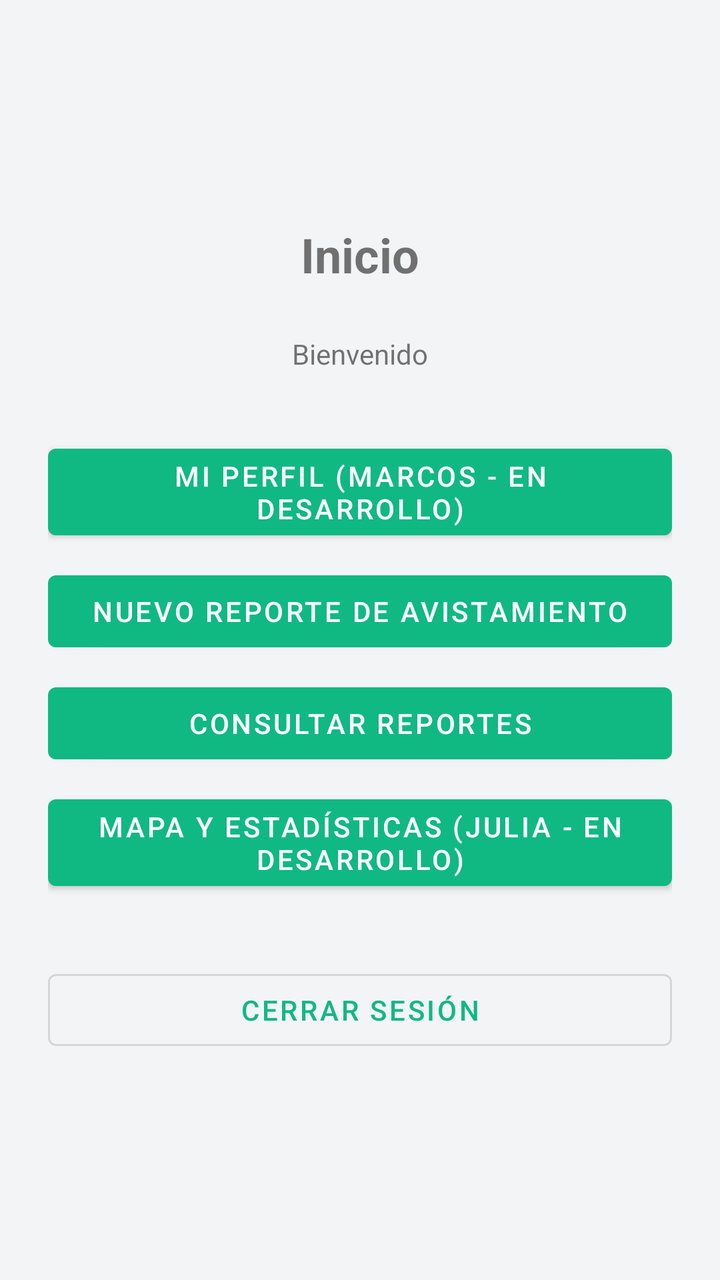
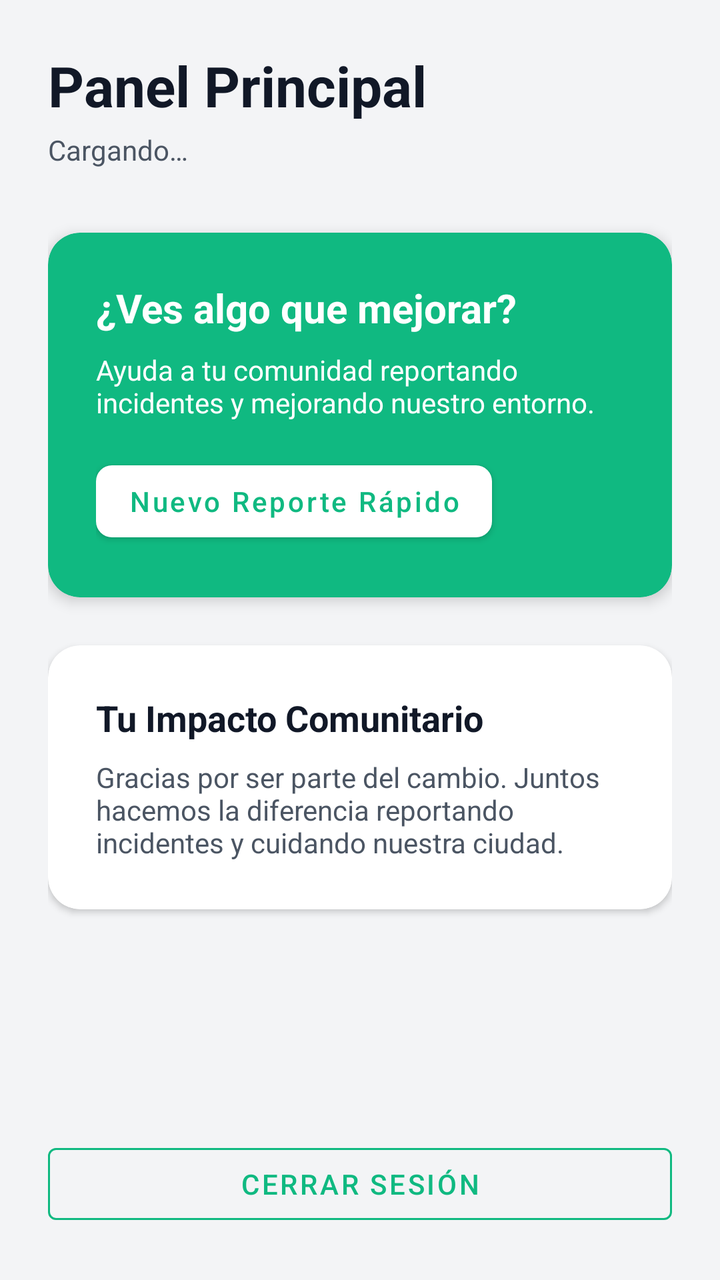

Compare the two renders of this Android layout. The source of the first and the diff that turns it into the second are given below.
<!-- AndroidManifest.xml: application theme Theme.HelpMe -->
<!-- res/layout/fragment_home.xml -->
<?xml version="1.0" encoding="utf-8"?>
<LinearLayout xmlns:android="http://schemas.android.com/apk/res/android"
    android:layout_width="match_parent"
    android:layout_height="match_parent"
    android:orientation="vertical"
    android:padding="24dp"
    android:gravity="center">

    <TextView
        android:layout_width="wrap_content"
        android:layout_height="wrap_content"
        android:text="@string/home_title"
        android:textSize="24sp"
        android:textStyle="bold"
        android:layout_marginBottom="24dp"/>

    <TextView
        android:id="@+id/tvWelcome"
        android:layout_width="wrap_content"
        android:layout_height="wrap_content"
        android:text="@string/welcome"
        android:layout_marginBottom="32dp"/>

    <Button
        android:id="@+id/btnProfile"
        android:layout_width="match_parent"
        android:layout_height="wrap_content"
        android:text="@string/profile_button"
        android:layout_marginBottom="8dp"/>

    <Button
        android:id="@+id/btnNewReport"
        android:layout_width="match_parent"
        android:layout_height="wrap_content"
        android:text="@string/new_report_button"
        android:layout_marginBottom="8dp"/>

    <Button
        android:id="@+id/btnListReports"
        android:layout_width="match_parent"
        android:layout_height="wrap_content"
        android:text="@string/list_reports_button"
        android:layout_marginBottom="8dp"/>

    <Button
        android:id="@+id/btnMapStats"
        android:layout_width="match_parent"
        android:layout_height="wrap_content"
        android:text="@string/map_stats_button"
        android:layout_marginBottom="32dp"/>

    <Button
        android:id="@+id/btnLogout"
        style="@style/Widget.MaterialComponents.Button.OutlinedButton"
        android:layout_width="match_parent"
        android:layout_height="wrap_content"
        android:text="@string/logout_button" />

</LinearLayout>
<!-- resources referenced by this layout -->
<resources>
  <string name="home_title">Inicio</string>
  <string name="list_reports_button">Consultar reportes</string>
  <string name="logout_button">Cerrar sesión</string>
  <string name="map_stats_button">Mapa y estadísticas (Julia - En desarrollo)</string>
  <string name="new_report_button">Nuevo reporte de avistamiento</string>
  <string name="profile_button">Mi perfil (Marcos - En desarrollo)</string>
  <string name="welcome">Bienvenido</string>
  <style name="Theme.HelpMe" parent="Base.Theme.HelpMe" />
  <style name="Base.Theme.HelpMe" parent="Theme.MaterialComponents.Light.NoActionBar">
          <item name="colorPrimary">@color/helpme_green</item>
          <item name="colorPrimaryVariant">@color/helpme_green_dark</item>
          <item name="colorOnPrimary">@color/white</item>
          <item name="android:windowBackground">@color/helpme_background</item>
          
          <item name="android:textColorPrimary">@color/helpme_text_primary</item>
          <item name="android:textColorSecondary">@color/helpme_text_secondary</item>
      </style>
  <color name="helpme_green">#10B981</color>
  <color name="helpme_green_dark">#059669</color>
  <color name="white">#FFFFFFFF</color>
  <color name="helpme_background">#F3F4F6</color>
  <color name="helpme_text_primary">#111827</color>
  <color name="helpme_text_secondary">#4B5563</color>
</resources>

<!-- the commit's change to res/layout/fragment_home.xml (unified diff, before → after) -->
@@ -1,59 +1,135 @@
 <?xml version="1.0" encoding="utf-8"?>
-<LinearLayout xmlns:android="http://schemas.android.com/apk/res/android"
+<ScrollView xmlns:android="http://schemas.android.com/apk/res/android"
+    xmlns:app="http://schemas.android.com/apk/res-auto"
     android:layout_width="match_parent"
     android:layout_height="match_parent"
-    android:orientation="vertical"
-    android:padding="24dp"
-    android:gravity="center">
+    android:background="@color/helpme_background"
+    android:fillViewport="true">
 
-    <TextView
-        android:layout_width="wrap_content"
-        android:layout_height="wrap_content"
-        android:text="@string/home_title"
-        android:textSize="24sp"
-        android:textStyle="bold"
-        android:layout_marginBottom="24dp"/>
-
-    <TextView
-        android:id="@+id/tvWelcome"
-        android:layout_width="wrap_content"
-        android:layout_height="wrap_content"
-        android:text="@string/welcome"
-        android:layout_marginBottom="32dp"/>
-
-    <Button
-        android:id="@+id/btnProfile"
+    <androidx.constraintlayout.widget.ConstraintLayout
         android:layout_width="match_parent"
         android:layout_height="wrap_content"
-        android:text="@string/profile_button"
-        android:layout_marginBottom="8dp"/>
+        android:padding="24dp">
 
-    <Button
-        android:id="@+id/btnNewReport"
-        android:layout_width="match_parent"
-        android:layout_height="wrap_content"
-        android:text="@string/new_report_button"
-        android:layout_marginBottom="8dp"/>
+        <TextView
+            android:id="@+id/tvTitle"
+            android:layout_width="wrap_content"
+            android:layout_height="wrap_content"
+            android:text="@string/dashboard_title"
+            android:textColor="@color/helpme_text_primary"
+            android:textSize="28sp"
+            android:textStyle="bold"
+            app:layout_constraintStart_toStartOf="parent"
+            app:layout_constraintTop_toTopOf="parent" />
 
-    <Button
-        android:id="@+id/btnListReports"
-        android:layout_width="match_parent"
-        android:layout_height="wrap_content"
-        android:text="@string/list_reports_button"
-        android:layout_marginBottom="8dp"/>
+        <TextView
+            android:id="@+id/tvWelcome"
+            android:layout_width="wrap_content"
+            android:layout_height="wrap_content"
+            android:layout_marginTop="4dp"
+            android:text="@string/loading"
+            android:textColor="@color/helpme_text_secondary"
+            android:textSize="14sp"
+            app:layout_constraintStart_toStartOf="parent"
+            app:layout_constraintTop_toBottomOf="@id/tvTitle" />
 
-    <Button
-        android:id="@+id/btnMapStats"
-        android:layout_width="match_parent"
-        android:layout_height="wrap_content"
-        android:text="@string/map_stats_button"
-        android:layout_marginBottom="32dp"/>
+        
+        <com.google.android.material.card.MaterialCardView
+            android:id="@+id/cardHero"
+            android:layout_width="match_parent"
+            android:layout_height="wrap_content"
+            android:layout_marginTop="32dp"
+            app:cardBackgroundColor="@color/helpme_green"
+            app:cardCornerRadius="16dp"
+            app:cardElevation="4dp"
+            app:strokeWidth="0dp"
+            app:layout_constraintTop_toBottomOf="@id/tvWelcome">
 
-    <Button
-        android:id="@+id/btnLogout"
-        style="@style/Widget.MaterialComponents.Button.OutlinedButton"
-        android:layout_width="match_parent"
-        android:layout_height="wrap_content"
-        android:text="@string/logout_button" />
+            <LinearLayout
+                android:layout_width="match_parent"
+                android:layout_height="wrap_content"
+                android:orientation="vertical"
+                android:padding="24dp">
 
-</LinearLayout>
+                <TextView
+                    android:layout_width="wrap_content"
+                    android:layout_height="wrap_content"
+                    android:text="@string/dashboard_hero_title"
+                    android:textColor="@color/white"
+                    android:textSize="20sp"
+                    android:textStyle="bold" />
+
+                <TextView
+                    android:layout_width="wrap_content"
+                    android:layout_height="wrap_content"
+                    android:layout_marginTop="8dp"
+                    android:text="@string/dashboard_hero_desc"
+                    android:textColor="@color/white"
+                    android:textSize="14sp" />
+
+                <com.google.android.material.button.MaterialButton
+                    android:id="@+id/btnQuickReport"
+                    style="@style/Widget.MaterialComponents.Button"
+                    android:layout_width="wrap_content"
+                    android:layout_height="wrap_content"
+                    android:layout_marginTop="16dp"
+                    android:text="@string/dashboard_quick_report_btn"
+                    android:textAllCaps="false"
+                    android:textColor="@color/helpme_green"
+                    app:backgroundTint="@color/white"
+                    app:cornerRadius="8dp" />
+            </LinearLayout>
+        </com.google.android.material.card.MaterialCardView>
+
+        
+        <com.google.android.material.card.MaterialCardView
+            android:id="@+id/cardImpact"
+            android:layout_width="match_parent"
+            android:layout_height="wrap_content"
+            android:layout_marginTop="24dp"
+            app:cardBackgroundColor="@color/white"
+            app:cardCornerRadius="16dp"
+            app:cardElevation="2dp"
+            app:strokeWidth="0dp"
+            app:layout_constraintTop_toBottomOf="@id/cardHero">
+
+            <LinearLayout
+                android:layout_width="match_parent"
+                android:layout_height="wrap_content"
+                android:orientation="vertical"
+                android:padding="24dp">
+
+                <TextView
+                    android:layout_width="wrap_content"
+                    android:layout_height="wrap_content"
+                    android:text="@string/dashboard_impact_title"
+                    android:textColor="@color/helpme_text_primary"
+                    android:textSize="18sp"
+                    android:textStyle="bold" />
+
+                <TextView
+                    android:layout_width="wrap_content"
+                    android:layout_height="wrap_content"
+                    android:layout_marginTop="8dp"
+                    android:text="@string/dashboard_impact_desc"
+                    android:textColor="@color/helpme_text_secondary"
+                    android:textSize="14sp" />
+            </LinearLayout>
+        </com.google.android.material.card.MaterialCardView>
+
+        
+        <com.google.android.material.button.MaterialButton
+            android:id="@+id/btnLogout"
+            style="@style/Widget.MaterialComponents.Button.OutlinedButton"
+            android:layout_width="match_parent"
+            android:layout_height="wrap_content"
+            android:layout_marginTop="48dp"
+            android:text="@string/logout_button"
+            android:textColor="@color/helpme_green"
+            app:strokeColor="@color/helpme_green"
+            app:layout_constraintTop_toBottomOf="@id/cardImpact"
+            app:layout_constraintBottom_toBottomOf="parent"
+            app:layout_constraintVertical_bias="1.0" />
+
+    </androidx.constraintlayout.widget.ConstraintLayout>
+</ScrollView>
<!-- resource entries referenced after the edit -->
@@ -1,12 +1,6 @@
 <!-- resources referenced by this layout -->
 <resources>
-  <string name="home_title">Inicio</string>
-  <string name="list_reports_button">Consultar reportes</string>
   <string name="logout_button">Cerrar sesión</string>
-  <string name="map_stats_button">Mapa y estadísticas (Julia - En desarrollo)</string>
-  <string name="new_report_button">Nuevo reporte de avistamiento</string>
-  <string name="profile_button">Mi perfil (Marcos - En desarrollo)</string>
-  <string name="welcome">Bienvenido</string>
   <style name="Theme.HelpMe" parent="Base.Theme.HelpMe" />
   <style name="Base.Theme.HelpMe" parent="Theme.MaterialComponents.Light.NoActionBar">
           <item name="colorPrimary">@color/helpme_green</item>
@@ -20,6 +14,13 @@
   <color name="helpme_green">#10B981</color>
   <color name="helpme_green_dark">#059669</color>
   <color name="white">#FFFFFFFF</color>
+  <string name="dashboard_hero_desc">Ayuda a tu comunidad reportando incidentes y mejorando nuestro entorno.</string>
+  <string name="dashboard_hero_title">¿Ves algo que mejorar?</string>
+  <string name="dashboard_impact_desc">Gracias por ser parte del cambio. Juntos hacemos la diferencia reportando incidentes y cuidando nuestra ciudad.</string>
+  <string name="dashboard_impact_title">Tu Impacto Comunitario</string>
+  <string name="dashboard_quick_report_btn">Nuevo Reporte Rápido</string>
+  <string name="dashboard_title">Panel Principal</string>
+  <string name="loading">Cargando…</string>
   <color name="helpme_background">#F3F4F6</color>
   <color name="helpme_text_primary">#111827</color>
   <color name="helpme_text_secondary">#4B5563</color>
